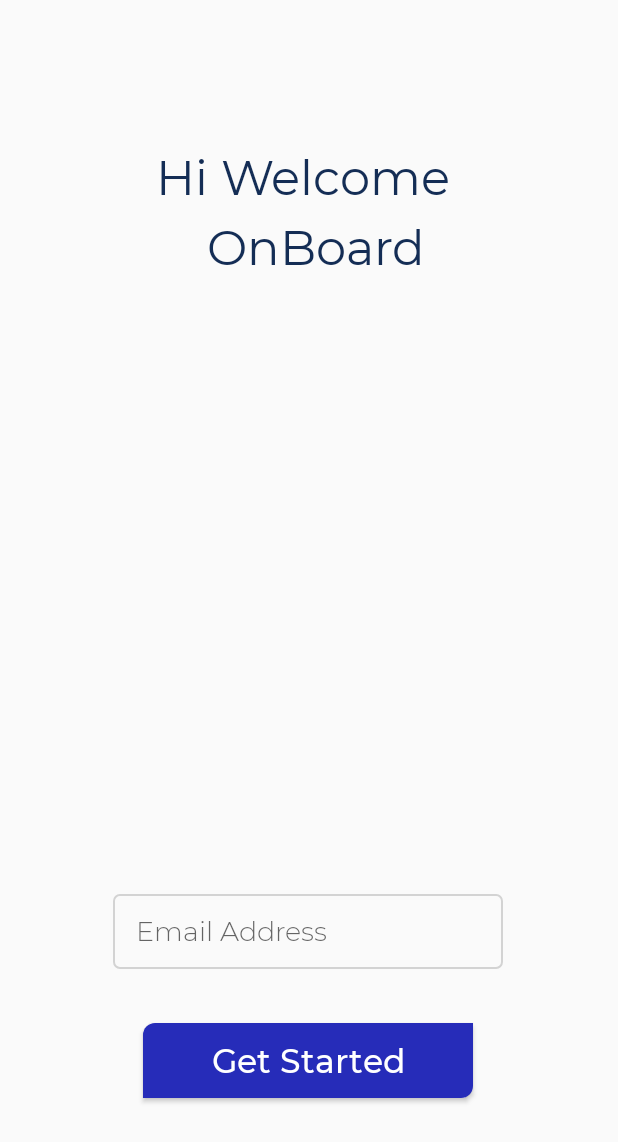
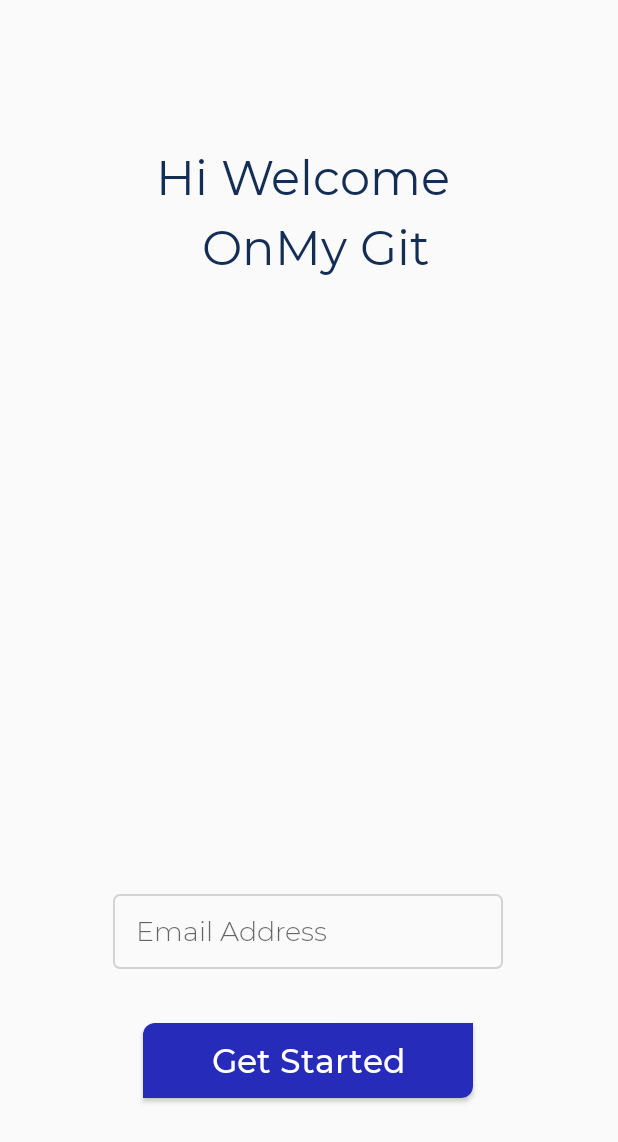
Before and after one commit to rizkyanfasafm/FirstBelajarApp, an Android app: the screen it shows after launch (GetStartedAct), on a phone screen of 412 x 824 dp. Shown: the top 1142 px of the screen. Run offline under Robolectric (Android 15) with nearby library versions, the phone set to English and light mode, and no system bars.

Commit message:
welcome to my git

```diff
--- a/app/src/main/res/layout/activity_get_started.xml
+++ b/app/src/main/res/layout/activity_get_started.xml
@@ -12,7 +12,7 @@
         android:layout_height="wrap_content"
         android:layout_marginStart="8dp"
         android:layout_marginTop="96dp"
-        android:text="Hi Welcome \n OnBoard"
+        android:text="Hi Welcome \n OnMy Git"
         android:textColor="@color/myBlueDark"
         android:textAlignment="center"
         android:lineSpacingExtra="8dp"
```
